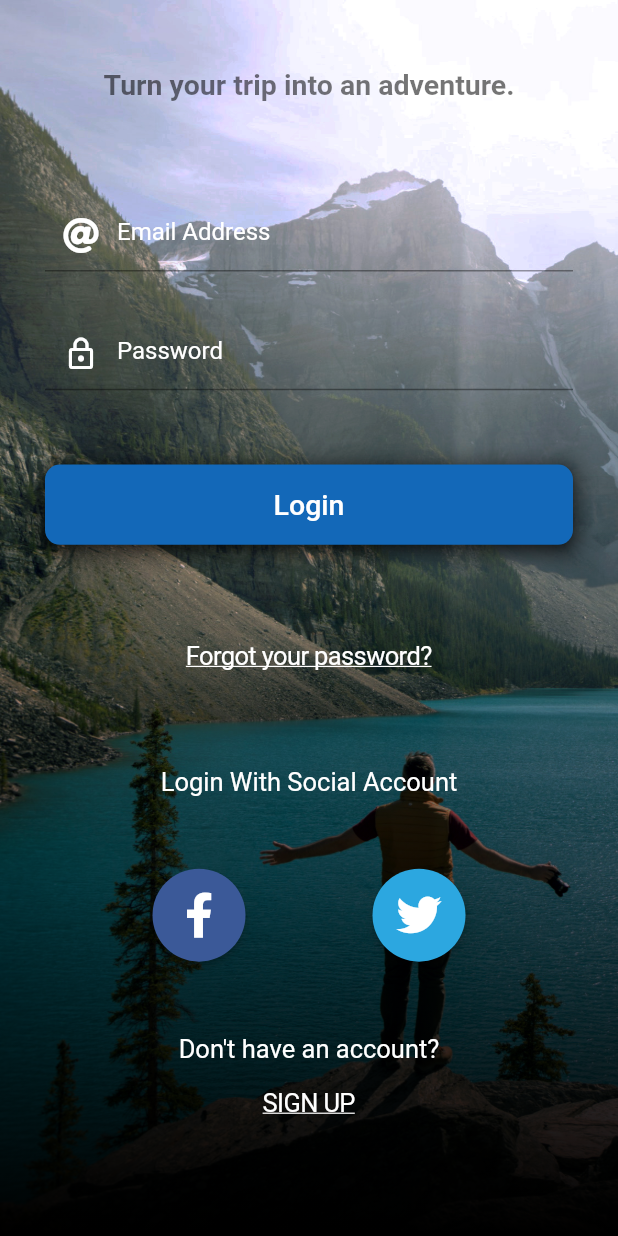
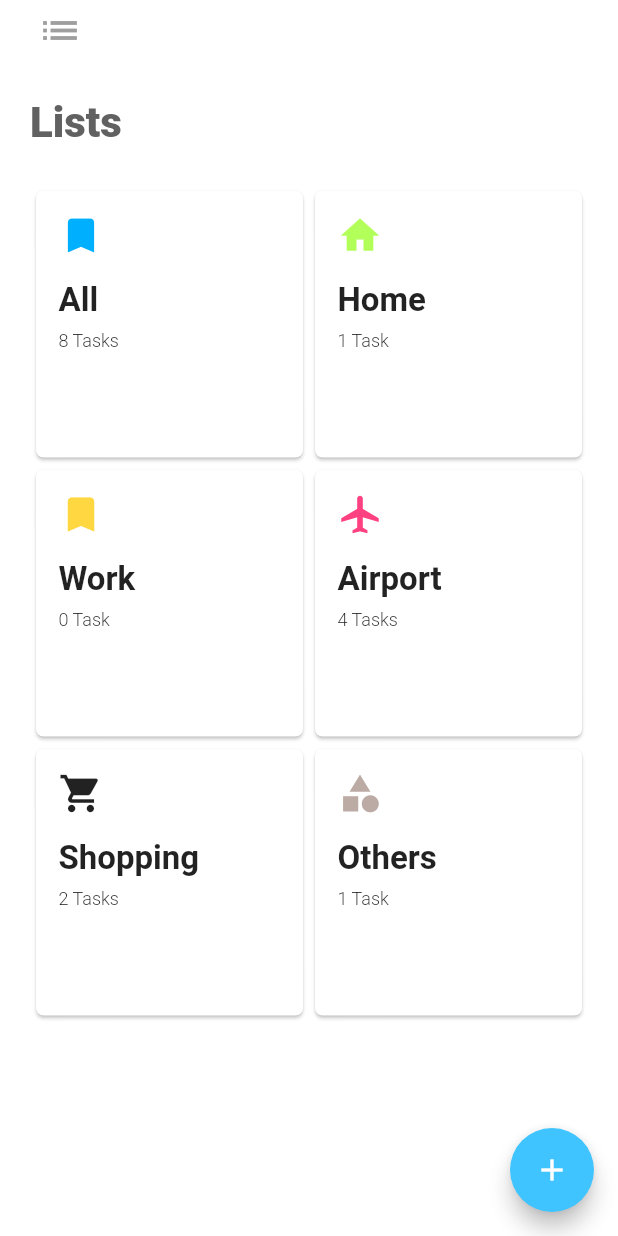
Before and after one commit to Nitro963/TripPal, a Flutter app: the screen it shows after launch, on a phone screen of 412 x 824 dp. Run offline on Flutter 3.47's test engine with Material 2 defaults, Android fonts, the phone set to English and light mode, and no system bars; our stand-ins replace font_awesome_flutter, get; missing offline and left inert: footer; statements that could not run were skipped.

Commit message:
To Do List Added

```diff
--- a/lib/main.dart
+++ b/lib/main.dart
@@ -5,12 +5,13 @@ import 'package:travel_app/scr/screens/home.dart';
 import 'package:travel_app/scr/screens/place_details.dart';
 import 'package:travel_app/scr/shared/constants.dart';
 import 'package:travel_app/scr/screens/login.dart';
-
+import "package:get/get.dart";
+import 'scr/screens/Categorized_list.dart';
 void main() {
   Paint.enableDithering = true;
-  runApp(MaterialApp(
+  runApp(GetMaterialApp(
     debugShowCheckedModeBanner: false,
     theme: appTheme,
-    home: Login(),
+    home: CategorizedList(),
   ));
 }
--- /dev/null
+++ b/lib/scr/Controlers/toDoListControler.dart
@@ -0,0 +1,46 @@
+import "package:get/get.dart";
+import "package:travel_app/scr/models/tasks.dart";
+import 'package:travel_app/scr/widgets/grid_cards.dart';
+import '../models/tasks.dart';
+
+class ToDoListControler extends GetxController
+{
+  List tasks=[Task(title:"a",category: TaskCategory.Home),
+      Task(title:"b",category: TaskCategory.Airport),
+      Task(title:"c",category: TaskCategory.Airport),
+      Task(title:"d",category: TaskCategory.Airport),
+      Task(title:"e",category: TaskCategory.Airport),
+      Task(title:"f",category: TaskCategory.Shopping),
+      Task(title:"g",category: TaskCategory.Shopping),
+      Task(title:"h",category: TaskCategory.Others),].obs;
+  List categorys=[].obs;
+  void addTask(Task task){tasks.add(task);updateCatInfo(task.category);}
+  void removeTask(Task task){tasks=tasks.removeAt(tasks.indexOf(task));update;}
+  var _mapOfTasks=Map().obs;
+  void updateCatInfo(TaskCategory cat){print(tasks.length);if(_mapOfTasks.containsKey(cat))_mapOfTasks[cat]+=1;else _mapOfTasks[cat]=1;}
+
+
+  @override
+  void onInit() {
+    TaskCategory.values.forEach((e) => categorys.add(CategoryData(title: getCategoryName(e),taskCnt:0,icon:categoryIcon(e))));
+    tasks.forEach((el)
+    {
+      if(el.category !=TaskCategory.All)
+      {
+        if(!_mapOfTasks.containsKey(getCategoryName(el.category))) _mapOfTasks[getCategoryName(el.category)]=1;
+        else _mapOfTasks[getCategoryName(el.category)] +=1;
+      }
+    });
+    _mapOfTasks["All"]=tasks.length;
+    for (var i =0;i<categorys.length;i++)
+      {
+        if(_mapOfTasks.containsKey(categorys[i].title))
+        categorys[i].taskCnt=_mapOfTasks[ categorys[i].title];
+      }
+    //categorys.forEach((el)=>el.taskCnt=_mapOfTasks[el.taskCnt]);
+    //categorys.add(CategoryData(title: getCategoryName(key),taskCnt: value,icon:categoryIcon(key)));
+    //_buildMyitems();
+    super.onInit();
+  }
+
+}
--- a/lib/scr/models/tasks.dart
+++ b/lib/scr/models/tasks.dart
@@ -1,12 +1,76 @@
-enum TaskCategory { Home, Work, Airport, Shopping }
+import "package:flutter/material.dart";
+enum TaskCategory { All,Home, Work, Airport, Shopping,Others }
+String getCategoryName(TaskCategory cat)=> cat.toString().split(".")[1];
+
+Icon categoryIcon(TaskCategory cat){
+  IconData ico;
+  Color colors;
+  switch(cat)
+  {
+    case TaskCategory.All:
+    {
+      ico=Icons.bookmark;
+      colors=Colors.lightBlueAccent[400];
+      break;
+    }
+    case TaskCategory.Home:
+    {
+      ico=Icons.home;
+      colors=Colors.lightGreenAccent[200];
+      break;
+
+    }
+    case TaskCategory.Work:
+    {
+      ico=Icons.bookmark;
+      colors=Colors.amberAccent[200];
+      break;
+
+    }
+    case TaskCategory.Airport:
+    {
+      ico=Icons.airplanemode_active;
+      colors=Colors.pinkAccent[200];
+      break;
+
+    }
+    case TaskCategory.Shopping:
+    {
+      ico=Icons.shopping_cart;
+      colors=Colors.cyanAccent[300];
+      break;
+
+    }
+    case TaskCategory.Others:
+    {
+      ico=Icons.category;
+      colors=Colors.brown[200];
+      break;
+    }
+    defualt:{
+      ico=Icons.error;
+      colors=Colors.red[700];
+      break;
+      }
+
+
+  }
+  return Icon(ico,color: colors,size: 30);
+}
 
 class Task {
-  bool isFinished;
-  // DateTime from;
-  // DateTime to;
+  bool done;
+  //DateTime date;
   String title;
-  String details;
+  String note;
   TaskCategory category;
+  Task({this.title,this.done=false,this.category=TaskCategory.Others,this.note=""});
 
-  Task({this.title, this.details, this.category, this.isFinished = false});
 }
+class CategoryData
+{
+  String title;
+  Icon icon;
+  int taskCnt;
+  CategoryData({this.title,this.icon,this.taskCnt});
+}
--- /dev/null
+++ b/lib/scr/screens/Categorized_list.dart
@@ -0,0 +1,64 @@
+import 'package:flutter/cupertino.dart';
+import 'package:flutter/material.dart';
+import 'package:travel_app/scr/Controlers/toDoListControler.dart';
+import 'package:travel_app/scr/models/tasks.dart';
+import 'package:travel_app/scr/screens/check_list.dart';
+import 'package:travel_app/scr/shared/constants.dart';
+import'package:travel_app/scr/screens/AddTaskScreen.dart';
+import "package:get/get.dart";
+import 'package:travel_app/scr/widgets/grid_cards.dart';
+
+class CategorizedList extends GetView{
+  final String title = 'Lists';
+  final controler =Get.put(ToDoListControler());
+
+  @override
+  Widget build(BuildContext context) {
+    List<Widget> _myCards=[];
+     controler.categorys.forEach((catelement)=>_myCards.add( GridCard(item:catelement,
+     onTapCallBack: ()
+     {
+       List<Task> subTask=[];
+       controler.tasks.forEach((element) {
+         if(catelement.title==getCategoryName(element.category))
+        subTask.add(element);
+
+        });
+        Get.to(CheckList(tasks:subTask));
+     }
+     )));
+    SizeConfig.init(context);
+    return Scaffold(
+      backgroundColor: Colors.white,
+      body: SafeArea(
+              child: Container(
+          padding:EdgeInsets.symmetric(horizontal:20),
+          child: Column(
+            crossAxisAlignment: CrossAxisAlignment.start,
+            children: <Widget>[
+              CircleAvatar(
+                child: Icon(Icons.list,size:30,color:Colors.grey),
+                backgroundColor: Colors.white,
+              ),
+              SizedBox(height:25),
+              Text("Lists",style: TextStyle(fontSize:28,fontWeight: FontWeight.w900,color: Colors.grey[700]),),
+              SizedBox(height:25),
+              Flexible(
+                child:  GridView.count(crossAxisCount: 2,children: _myCards)
+            )
+
+            ],
+          ),
+        ),
+      ),
+      floatingActionButton: FloatingActionButton(
+        onPressed: () {
+          Get.to(AddTask());
+        },
+        tooltip: 'Create',
+        backgroundColor:Colors.lightBlueAccent[200],
+        child: Icon(Icons.add,color: Colors.white),
+      ),
+    );
+  }
+}
--- a/lib/scr/screens/check_list.dart
+++ b/lib/scr/screens/check_list.dart
@@ -1,10 +1,15 @@
 import 'package:flutter/cupertino.dart';
 import 'package:flutter/material.dart';
+import 'package:travel_app/scr/Controlers/toDoListControler.dart';
 import 'package:travel_app/scr/models/tasks.dart';
 import 'package:travel_app/scr/shared/constants.dart';
+import 'package:get/get.dart';
 
 class CheckList extends StatefulWidget {
   final String title = 'Lists';
+  final ToDoListControler controler=Get.put(ToDoListControler());
+  final List<Task> tasks;
+  CheckList({this.tasks});
   @override
   _CheckListState createState() => _CheckListState();
 }
@@ -13,6 +18,8 @@ class _CheckListState extends State<CheckList> {
   @override
   Widget build(BuildContext context) {
     SizeConfig.init(context);
+    List<Widget> list=[];
+    widget.tasks.forEach((element) =>list.add(_build(element)));
     return Scaffold(
       backgroundColor: Colors.lightBlueAccent,
       // appBar: AppBar(
@@ -34,12 +41,12 @@ class _CheckListState extends State<CheckList> {
                       color: Colors.lightBlueAccent, size: 30.0),
                 ),
                 SizedBox(height: 10.0),
-                Text('All',
+                Text(getCategoryName(widget.tasks[0].category),
                     style: Theme.of(context)
                         .textTheme
                         .headline3
                         .copyWith(color: Colors.white)),
-                Text('3 Tasks'),
+                Text(widget.tasks.length.toString()),
               ],
             ),
           ),
@@ -52,7 +59,7 @@ class _CheckListState extends State<CheckList> {
                     topLeft: Radius.circular(30.0),
                     topRight: Radius.circular(30.0)),
               ),
-              child: TaskList(),
+              child: ListView(children:list,),
             ),
           )
         ],
@@ -64,47 +71,29 @@ class _CheckListState extends State<CheckList> {
       ), // This trailing comma makes auto-formatting nicer for build methods.
     );
   }
+
+
+
+
+
+  Widget _build(Task task) {
+    int index=widget.controler.tasks.indexOf(task);
+    return
+           ListTile(
+        title: Text(widget.controler.tasks[index].title ,style: TextStyle(decoration: widget.controler.tasks[index].done ? TextDecoration.lineThrough:null,)),
+        trailing: Checkbox(value: widget.controler.tasks[index].done, onChanged: (val) {
+          setState(()=>
+          widget.controler.tasks[index].done=val);
+          print(widget.controler.tasks[index].done);
+          print("${task.done} here");
+          }),
+          onLongPress: (){
+            setState(()=>
+            widget.controler.tasks.removeAt(index));
+
+          },
+
+    );
+
 }
-
-class TaskList extends StatelessWidget {
-  const TaskList({
-    Key key,
-  }) : super(key: key);
-
-  @override
-  Widget build(BuildContext context) {
-    return ListView(
-      children: [
-        TaskTile(
-            task: Task(
-                title: 'This is a task.',
-                details: '',
-                category: TaskCategory.Home)),
-        TaskTile(
-            task: Task(
-                title: 'This is a task.',
-                details: '',
-                category: TaskCategory.Home)),
-        TaskTile(
-            task: Task(
-                title: 'This is a task.',
-                details: '',
-                category: TaskCategory.Home)),
-      ],
-    );
-  }
 }
-
-class TaskTile extends StatelessWidget {
-  final Task task;
-
-  const TaskTile({Key key, this.task}) : super(key: key);
-
-  @override
-  Widget build(BuildContext context) {
-    return ListTile(
-      title: Text(task.title),
-      // trailing: Checkbox(value: task.isFinished, onChanged: (val) {}),
-    );
-  }
-}
--- a/lib/scr/shared/constants.dart
+++ b/lib/scr/shared/constants.dart
@@ -34,7 +34,9 @@ const textInputDecoration = InputDecoration(
   hintStyle: TextStyle(color: Colors.white),
   errorStyle: TextStyle(color: const Color(0xffff6d6f)),
 );
-
+ShapeBorder shapeborder=RoundedRectangleBorder(
+    borderRadius: BorderRadius.circular(5.0),
+  );
 var emailRegExp = RegExp(
     r"^[a-zA-Z0-9.!#$%&'*+/=?^_`{|}~-]+@[a-zA-Z0-9](?:[a-zA-Z0-9-]{0,253}[a-zA-Z0-9])?(?:\.[a-zA-Z0-9](?:[a-zA-Z0-9-]{0,253}[a-zA-Z0-9])?)*$");
 
--- /dev/null
+++ b/lib/scr/widgets/grid_cards.dart
@@ -0,0 +1,41 @@
+import 'package:flutter/material.dart';
+import "package:travel_app/scr/models/tasks.dart";
+import 'package:travel_app/scr/shared/constants.dart';
+import '../models/tasks.dart';
+class GridCard extends StatefulWidget {
+  final CategoryData item;
+  final Function onTapCallBack;
+  GridCard({this.item,this.onTapCallBack});
+
+  @override
+  _GridCardState createState() => _GridCardState();
+}
+
+class _GridCardState extends State<GridCard> {
+  @override
+  Widget build(BuildContext context) {
+      String tasks= widget.item.taskCnt < 2 ? "${widget.item.taskCnt} Task" :"${widget.item.taskCnt} Tasks" ;
+    return Card(
+       shape: shapeborder,
+      child: InkWell(
+              child: Container(
+
+          margin: EdgeInsets.all(15),
+          child:Column(
+          crossAxisAlignment: CrossAxisAlignment.start,
+          children: [
+          widget.item.icon,
+          SizedBox(height: 15,),
+          Text(widget.item.title,style:TextStyle(fontSize: 22,fontWeight: FontWeight.w600)),
+          SizedBox(height: 7,),
+          Text(tasks,style:TextStyle(fontSize: 12,fontWeight: FontWeight.w300)),
+
+
+        ],),
+    ),
+      onTap:widget.onTapCallBack ,
+      )
+
+      );
+  }
+}
--- a/pubspec.yaml
+++ b/pubspec.yaml
@@ -31,6 +31,9 @@ dependencies:
   modal_progress_hud: ^0.1.3
   animated_text_kit: ^3.1.2
   provider: ^4.3.3
+  get: ^3.26.0
+  intl: ^0.17.0
+  footer: ^0.0.3
 
 
 dev_dependencies:
```
Also changed, not shown: lib/scr/screens/AddTaskScreen.dart (added, +149 -0 lines), lib/scr/screens/CategoryBottomSheet.dart (added, +50 -0 lines), lib/scr/Controlers/checkControler.dart (added), pubspec.lock.
